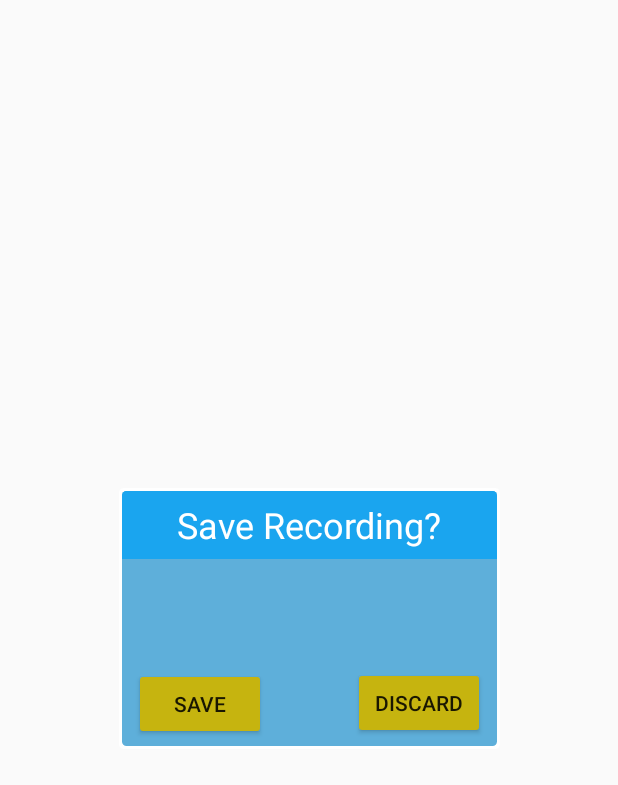
After one commit to anastasissem/BirdUp, an Android app: the layout popup_layout.xml on its own in the app's theme, with its tools: preview values and no code run, on a phone screen of 412 x 824 dp. The commit adds this screen. Shown: the top 785 px of the screen. Run offline under Robolectric (Android 15) with nearby library versions, the phone set to English and light mode, and no system bars.

Commit message:
Feeds results to RecyclerView, TD fix scores, popup save

```diff
--- /dev/null
+++ b/app/src/main/res/layout/popup_layout.xml
@@ -0,0 +1,93 @@
+<?xml version="1.0" encoding="utf-8"?>
+<androidx.constraintlayout.widget.ConstraintLayout
+    xmlns:android="http://schemas.android.com/apk/res/android"
+    xmlns:app="http://schemas.android.com/apk/res-auto"
+    xmlns:tools="http://schemas.android.com/tools"
+    android:id="@+id/popup_window_background"
+    android:layout_width="match_parent"
+    android:layout_height="match_parent">
+
+
+    <androidx.cardview.widget.CardView
+        android:id="@+id/popup_window_view_with_border"
+        android:layout_width="wrap_content"
+        android:layout_height="wrap_content"
+        android:layout_centerHorizontal="true"
+        android:layout_centerVertical="true"
+        app:cardBackgroundColor="#FFFFFF"
+        app:cardCornerRadius="3dp"
+        app:cardElevation="0dp"
+        app:cardMaxElevation="0dp"
+        app:cardPreventCornerOverlap="false"
+        app:layout_constraintBottom_toBottomOf="parent"
+        app:layout_constraintLeft_toLeftOf="parent"
+        app:layout_constraintRight_toRightOf="parent"
+        app:layout_constraintTop_toTopOf="parent">
+
+        <androidx.cardview.widget.CardView
+            android:id="@+id/popup_window_view"
+            android:layout_width="wrap_content"
+            android:layout_height="wrap_content"
+            android:layout_centerInParent="true"
+            android:layout_margin="2dp"
+            app:cardBackgroundColor="@android:color/white"
+            app:cardCornerRadius="3dp"
+            app:cardElevation="0dp"
+            app:cardMaxElevation="0dp"
+            app:cardPreventCornerOverlap="false">
+
+            <androidx.constraintlayout.widget.ConstraintLayout
+                android:id="@+id/popup_window_background_container"
+                android:layout_width="250dp"
+                android:layout_height="wrap_content"
+                android:layout_centerInParent="true"
+                android:background="#5EAFDA"
+                android:minHeight="170dp">
+
+                <androidx.appcompat.widget.AppCompatTextView
+                    android:id="@+id/popup_window_title"
+                    android:layout_width="match_parent"
+                    android:layout_height="45dp"
+                    android:background="#1AA5EF"
+                    android:gravity="center"
+                    android:text="Save Recording?"
+                    android:textAlignment="center"
+                    android:textColor="#FFFFFF"
+                    android:textSize="20sp"
+                    app:autoSizeMaxTextSize="24dp"
+                    app:autoSizeTextType="uniform"
+                    app:layout_constraintEnd_toEndOf="parent"
+                    app:layout_constraintStart_toStartOf="parent"
+                    app:layout_constraintTop_toTopOf="parent" />
+
+                <Button
+                    android:id="@+id/popup_savebtn"
+                    android:layout_width="wrap_content"
+                    android:layout_height="wrap_content"
+                    android:layout_marginStart="8dp"
+                    android:backgroundTint="#C6B40F"
+                    android:text="SAVE"
+                    app:layout_constraintBottom_toBottomOf="parent"
+                    app:layout_constraintStart_toStartOf="parent"
+                    app:layout_constraintTop_toBottomOf="@+id/popup_window_title"
+                    app:layout_constraintVertical_bias="0.948" />
+
+                <Button
+                    android:id="@+id/popup_discardbtn"
+                    android:layout_width="wrap_content"
+                    android:layout_height="wrap_content"
+                    android:layout_marginEnd="8dp"
+                    android:backgroundTint="#C6B40F"
+                    android:text="DISCARD"
+                    app:layout_constraintBottom_toBottomOf="parent"
+                    app:layout_constraintEnd_toEndOf="parent"
+                    app:layout_constraintTop_toBottomOf="@+id/popup_window_title"
+                    app:layout_constraintVertical_bias="0.935" />
+
+
+            </androidx.constraintlayout.widget.ConstraintLayout>
+
+        </androidx.cardview.widget.CardView>
+    </androidx.cardview.widget.CardView>
+
+</androidx.constraintlayout.widget.ConstraintLayout>
```
Also changed, not shown: app/src/main/java/com/example/birdup/ui/home/CustomPopup.kt (added, +29 -0 lines), app/src/main/java/com/example/birdup/ui/home/HomeFragment.kt (+81 -74 lines), app/src/main/java/com/example/birdup/ui/home/RecyclerAdapter.kt (+22 -4 lines).
